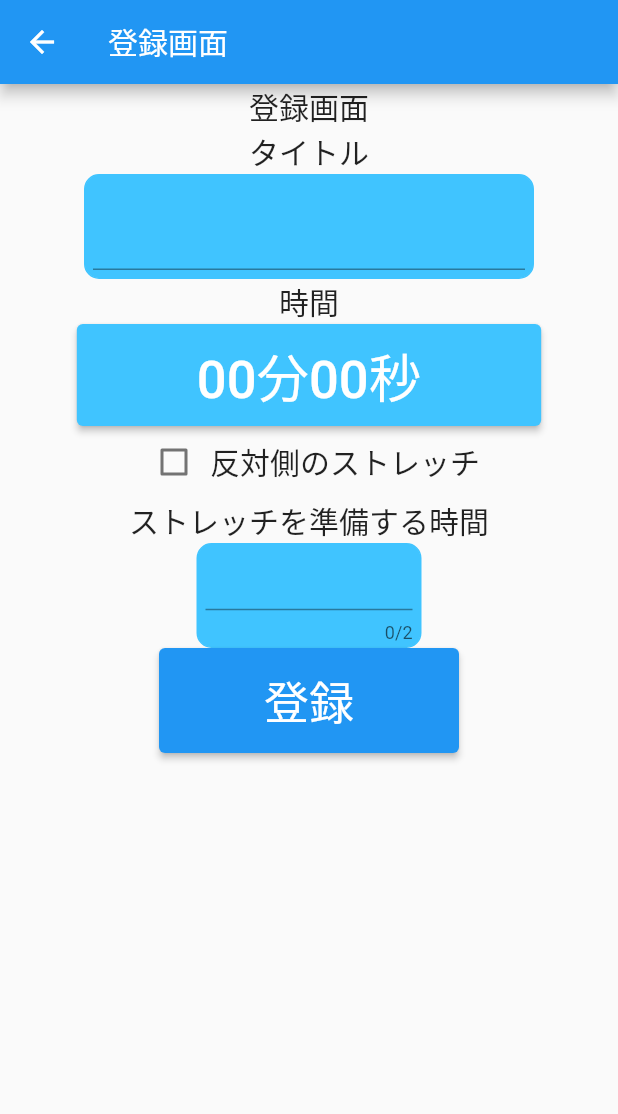
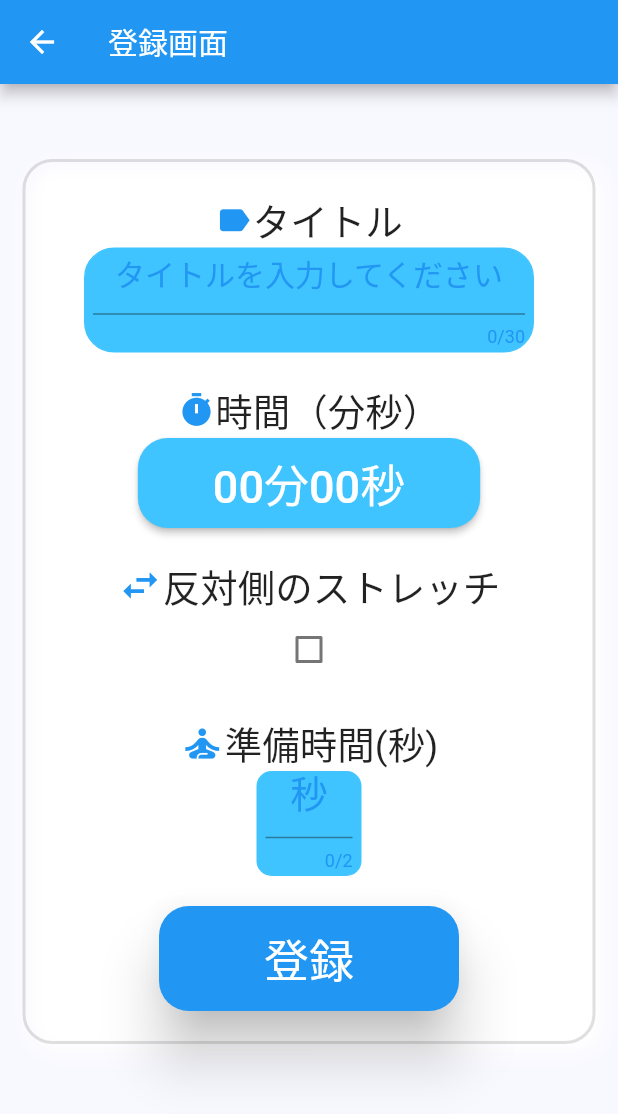
Before and after one commit to yousetsu/simplestretchtimer, a Flutter app: the SettingScreen screen opened by its route, after a tap on the "add" icon, on a phone screen of 412 x 824 dp. Shown: the top 1114 px of the screen. Run offline on Flutter 3.47's test engine with Material 2 defaults, Android fonts, the phone set to English and light mode, and no system bars; our stand-ins replace just_audio, sqflite, vibration; missing offline and left inert: audio_session, flutter_picker; accounts and stored records are empty; statements that could not run were skipped.

Commit message:
デザイン（登録編集画面） 丸みをつける

```diff
--- a/lib/const.dart
+++ b/lib/const.dart
@@ -4,9 +4,10 @@ const int cnsOtherSideOn = 1;
 const String cnsStretchScreenIns = 'ins';
 const String cnsStretchScreenUpd = 'upd';
 
-const int cnsNotificationTypeVib = 0; ///バイブレーション
-const int cnsNotificationTypeSE = 1; ///音
-const int cnsNotificationTypeVoice = 2; ///声
+const int cnsNotificationTypeNo = 0; ///なし
+const int cnsNotificationTypeVib = 1; ///バイブレーション
+const int cnsNotificationTypeSE = 2; ///音
+const int cnsNotificationTypeVoice = 3; ///声
 
 
 const int cnsCountStateReady                 = 0; ///準備
--- a/lib/main.dart
+++ b/lib/main.dart
@@ -61,6 +61,14 @@ class MyApp extends StatelessWidget {
         '/': (context) => const MainScreen(),
         '/setting': (context) => const SettingScreen(),
       },
+      theme: ThemeData(
+        //primaryColor: const Color(0xFF2196f3),
+        primaryColor: Colors.blue,
+        hintColor: const Color(0xFF2196f3),
+        //canvasColor: Colors.black,
+          canvasColor: const Color(0xFFf8f8ff),
+        colorScheme: ColorScheme.fromSwatch(primarySwatch: Colors.blue).copyWith(secondary: const Color(0xFF2196f3)),
+      ),
       //didipop使うため
       navigatorObservers: [routeObserver],
     );
@@ -234,7 +242,7 @@ class _MainScreenState extends State<MainScreen> with RouteAware {
       strTimeText = '${dtTime.minute.toString().padLeft(2,'0')}分${dtTime.second.toString().padLeft(2,'0')}秒';
 
        if (item['presecond'] > 0) {
-         strPreSecondText = '　準備:${item['presecond'].toString().padLeft(2,'0')}秒';
+         strPreSecondText = '　準備：${item['presecond'].toString()}秒';
        }else{
          strPreSecondText = '';
        }
--- a/lib/setting.dart
+++ b/lib/setting.dart
@@ -17,11 +17,42 @@ class _SettingScreenState extends State<SettingScreen> {
   @override
   Widget build(BuildContext context) {
     return Scaffold(
-      appBar: AppBar(title: const Text('設定画面')),
-      body: SingleChildScrollView(
-          child: Column(
-              crossAxisAlignment: CrossAxisAlignment.center,
+      appBar: AppBar(title: const Text('設定')),
+      body: Column(
+             // mainAxisAlignment: MainAxisAlignment.center,
+
               children:  <Widget>[
+                Padding(padding: EdgeInsets.all(30)),
+                Row(
+                  mainAxisAlignment: MainAxisAlignment.center,
+                  children: <Widget>[
+                    Icon(Icons.notification_add,color:Colors.blue,size:25),
+                    const Text(' 通知音の設定', style:TextStyle(fontSize: 25.0),),
+                  ],),
+                Container(
+                  margin: const EdgeInsets.fromLTRB(15,0,15,5),
+                  //padding: const EdgeInsets.all(5.0),
+                  decoration: BoxDecoration(
+                    border: Border.all(color: Colors.black12,width: 2),
+                    borderRadius: BorderRadius.circular(20),
+                    //   color: Colors.lightBlueAccent,
+                    boxShadow: [
+                      BoxShadow(
+                          color: Colors.white,
+                          blurRadius: 10.0,
+                          spreadRadius: 1.0,
+                          offset: Offset(5, 5))
+                    ],
+                  ),
+                  child:Column(
+                    // mainAxisAlignment: MainAxisAlignment.center,
+                    children:  <Widget>[
+                Row(
+                  mainAxisAlignment: MainAxisAlignment.start,
+                  children: <Widget>[
+                    Radio(activeColor: Colors.blue, value: cnsNotificationTypeNo, groupValue: _type, onChanged: _handleRadio, autofocus:true,),
+                    const Text('なし', style:TextStyle(fontSize: 20.0),),
+                  ],),
                 Row(mainAxisAlignment: MainAxisAlignment.start,
                   children: <Widget>[
                     Radio(activeColor: Colors.blue, value: cnsNotificationTypeVib, groupValue: _type, onChanged: _handleRadio, autofocus:true,),
@@ -37,9 +68,10 @@ class _SettingScreenState extends State<SettingScreen> {
                     Radio(activeColor: Colors.blue, value: cnsNotificationTypeVoice, groupValue: _type, onChanged: _handleRadio, autofocus:false,),
                     const Text('声', style:TextStyle(fontSize: 20.0),),
                   ],),
+                ],),
+                ),
               ]
-          )
-      ),
+          ),
       bottomNavigationBar: BottomNavigationBar(
         currentIndex: 1,
         items: const <BottomNavigationBarItem>[
--- a/lib/stretch.dart
+++ b/lib/stretch.dart
@@ -47,13 +47,33 @@ class _StretchScreenState extends State<StretchScreen> {
     return Scaffold(
       appBar: AppBar(title:  Text(title)),
       body: SingleChildScrollView(
+
+        child: Container(
+          margin: const EdgeInsets.fromLTRB(15,50,15,5),
+          //padding: const EdgeInsets.all(5.0),
+          decoration: BoxDecoration(
+            border: Border.all(color: Colors.black12,width: 2),
+            borderRadius: BorderRadius.circular(20),
+         //   color: Colors.lightBlueAccent,
+            boxShadow: [
+              BoxShadow(
+                  color: Colors.white,
+                  blurRadius: 10.0,
+                  spreadRadius: 1.0,
+                  offset: Offset(5, 5))
+            ],
+          ),
           child: Column(
               mainAxisAlignment: MainAxisAlignment.center,
               children:  <Widget>[
+                Padding(padding: EdgeInsets.all(10)),
+        Row(
+            mainAxisAlignment: MainAxisAlignment.center,
+            children:  <Widget>[
+              Icon(Icons.label,size: 25,color: Colors.blue),
+                Text('タイトル',style:TextStyle(fontSize: 25.0)),
+                ],),
 
-                Text(title,style:TextStyle(fontSize: 20.0)),
-
-                Text('タイトル',style:TextStyle(fontSize: 20.0)),
                 Container(
                   padding: const EdgeInsets.all(5.0),
                   alignment: Alignment.bottomCenter,
@@ -61,7 +81,7 @@ class _StretchScreenState extends State<StretchScreen> {
                   height: 70,
                   decoration: BoxDecoration(
                     border: Border.all(color: Colors.lightBlueAccent),
-                    borderRadius: BorderRadius.circular(10),
+                    borderRadius: BorderRadius.circular(20),
                     color: Colors.lightBlueAccent,
                   ),
                   child:Form(
@@ -70,25 +90,38 @@ class _StretchScreenState extends State<StretchScreen> {
                       controller: _textControllerTitle,
                       validator: (value) {
                         if (value != null && value.isEmpty) {
-                          return '何か入力してください';
-                        }else if(int.parse(value!) > 180){
-                          return 'Please input 1 - 180';
+                          return '必ず何か入力してください。';
+                        // }else if(value.toString().length > 60.0){
+                        //   return '全角３０文字までです';
                         }
                         return null;
                       },
-                      // decoration: InputDecoration(hintText: "1~180"),
-                      style: const TextStyle(fontSize: 25, color: Colors.white,),
+                       decoration: InputDecoration(hintText: "タイトルを入力してください"),
+                      style: const TextStyle(fontSize: 20, color: Colors.white,),
                       textAlign: TextAlign.center,
-                      //maxLength: 3,
+                      maxLength: 30,
                    //   inputFormatters: [FilteringTextInputFormatter.digitsOnly],
                     ),
                   ),
                 ),
 
+                Padding(padding: EdgeInsets.all(10)),
                 ///時間
-                Text('時間',style:TextStyle(fontSize: 20.0)),
+                Row(
+                 mainAxisAlignment: MainAxisAlignment.center,
+                  children: <Widget>[
+                    Icon(Icons.timer,size: 25,color: Colors.blue),
+                    Text('時間（分秒）',style:TextStyle(fontSize: 25.0)),
+                  ],
+                ),
                 ElevatedButton(
-                  style: ElevatedButton.styleFrom(foregroundColor: Colors.white, backgroundColor: Colors.lightBlueAccent, padding: const EdgeInsets.symmetric(vertical: 8, horizontal: 80),),
+                  style: ElevatedButton.styleFrom(
+                    foregroundColor: Colors.white,
+                    backgroundColor: Colors.lightBlueAccent,
+                    padding: const EdgeInsets.symmetric(vertical: 8, horizontal: 50),
+                    shape: RoundedRectangleBorder(
+                      borderRadius: BorderRadius.circular(20),
+                    ),),
                   onPressed: () async {
                     Picker(
                         adapter: DateTimePickerAdapter(
@@ -107,27 +140,36 @@ class _StretchScreenState extends State<StretchScreen> {
                         }
                     ).showModal(context);
                   },
-                  child: Text('${_time.minute.toString().padLeft(2,'0')}分${_time.second.toString().padLeft(2,'0')}秒', style: const TextStyle(fontSize: 35),),
+                  child: Text('${_time.minute.toString().padLeft(2,'0')}分${_time.second.toString().padLeft(2,'0')}秒', style: const TextStyle(fontSize: 30),),
                 ),
                 ///左右上下反対側のストレッチ
+                Padding(padding: EdgeInsets.all(10)),
 
           Row(
               mainAxisAlignment: MainAxisAlignment.center,
               children:  <Widget>[
+                Icon(Icons.swap_horiz,size: 30,color: Colors.blue),
+                Text('反対側のストレッチ',style:TextStyle(fontSize: 25.0)),
+
+              ]),
                 Checkbox(
                   activeColor: Colors.blue, // Onになった時の色を指定
                   value: _otherSideFlag, // チェックボックスのOn/Offを保持する値
                   onChanged: _handleCheckbox, // チェックボックスを押下した際に行う処理
                 ),
-                Text('反対側のストレッチ',style:TextStyle(fontSize: 20.0)),
-              ]),
+                Padding(padding: EdgeInsets.all(10)),
 
                 ///ストレッチを準備する時間（秒）
-                Text('ストレッチを準備する時間',style:TextStyle(fontSize: 20.0)),
+                    Row(
+                        mainAxisAlignment: MainAxisAlignment.center,
+                        children:  <Widget>[
+                          Icon(Icons.self_improvement,size: 30,color: Colors.blue),
+                          Text('準備時間(秒)',style:TextStyle(fontSize: 25.0)),
+                        ]),
                 Container(
                   padding: const EdgeInsets.all(5.0),
                   alignment: Alignment.bottomCenter,
-                  width: 150.0,
+                  width: 70.0,
                   height: 70,
                   decoration: BoxDecoration(
                     border: Border.all(color: Colors.lightBlueAccent),
@@ -141,12 +183,12 @@ class _StretchScreenState extends State<StretchScreen> {
                       validator: (value) {
                         if (value != null && value.isEmpty) {
                           return '何か入力してください';
-                        }else if(int.parse(value!) > 99){
-                          return '最高99秒までです';
+                        }else if(int.parse(value!) > 59){
+                          return '最高59秒までです';
                         }
                         return null;
                       },
-                      // decoration: InputDecoration(hintText: "1~180"),
+                       decoration: InputDecoration(hintText: "秒"),
                       style: const TextStyle(fontSize: 25, color: Colors.white,),
                       textAlign: TextAlign.center,
                       maxLength: 2,
@@ -154,19 +196,26 @@ class _StretchScreenState extends State<StretchScreen> {
                     ),
                   ),
                 ),
-
+                Padding(padding: EdgeInsets.all(10)),
                 ///保存ボタン
                 SizedBox(
                   width: 200, height: 70,
                   child: ElevatedButton(
-                   // style: ElevatedButton.styleFrom(foregroundColor: Colors.blue , elevation: 16),
                     onPressed: buttonPressed,
+                    style: ElevatedButton.styleFrom(
+                      foregroundColor: Colors.blue
+                      , elevation: 16
+                      ,shape: RoundedRectangleBorder(
+                      borderRadius: BorderRadius.circular(20),
+                    ),
+                    ),
                     child: Text( buttonName, style:  TextStyle(fontSize: 30.0, color: Colors.white,),),
                   ),
                 ),
-
+                Padding(padding: EdgeInsets.all(10)),
               ]
-          )
+          ),
+      ),
       ),
 
     );
```
Also changed, not shown: 1 other file.
